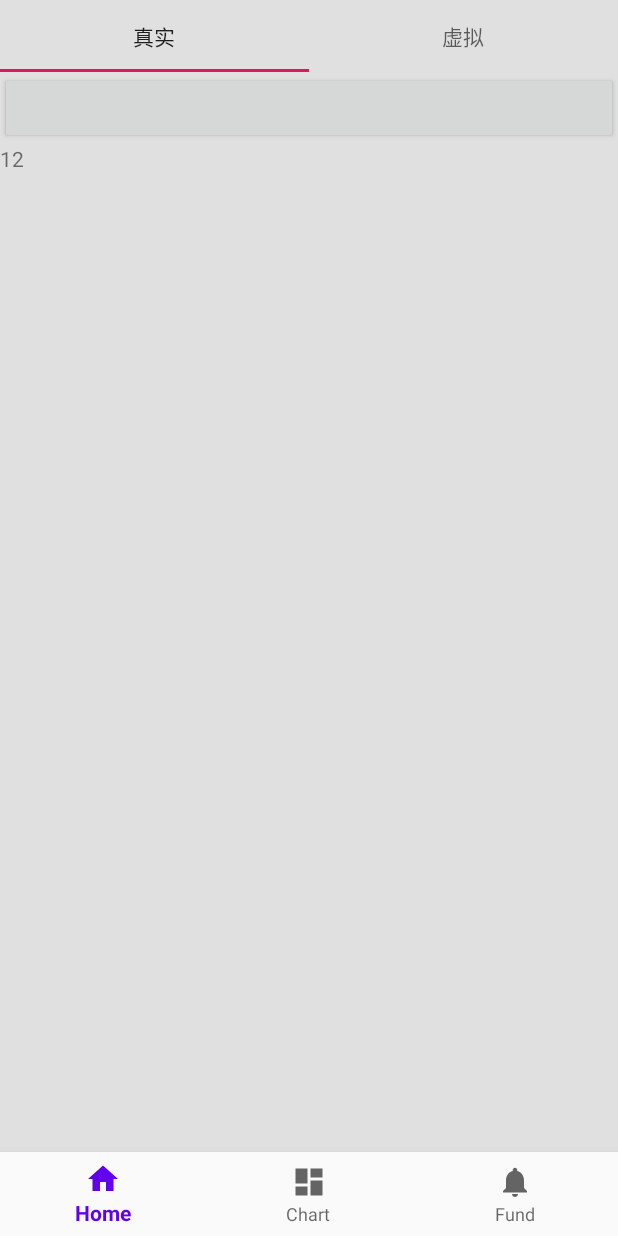
After one commit to w-mj/DingDongZhangfang, an Android app: the fragment WalletFragment placed in its activity, on a phone screen of 412 x 824 dp. The commit adds this screen. Run offline under Robolectric (Android 15) with nearby library versions, the phone set to English and light mode, and no system bars; our stand-ins replace data binding; libraries missing offline, so code that uses them is left out: org.kodein.di; 3 statements that could not run were skipped.

Commit message:
wallet pager

```diff
--- a/app/src/main/AndroidManifest.xml
+++ b/app/src/main/AndroidManifest.xml
@@ -13,7 +13,7 @@
             android:roundIcon="@mipmap/ic_launcher_round"
             android:supportsRtl="true"
             android:theme="@style/AppTheme">
-        <activity android:name=".views.AddAccountActivity">
+        <activity android:name=".views.AddAccountActivity" android:theme="@style/AppTheme.NoActionBar">
         </activity>
         <activity android:name=".WMJActivity">
         </activity>
--- /dev/null
+++ b/app/src/main/java/com/dingdonginc/zhangfang/layoutservice/WalletViewPagerAdapter.kt
@@ -0,0 +1,59 @@
+package com.dingdonginc.zhangfang.layoutservice
+
+import android.view.LayoutInflater
+import android.view.View
+import android.view.ViewGroup
+import androidx.databinding.DataBindingUtil
+import androidx.databinding.ViewDataBinding
+import androidx.lifecycle.ViewModel
+import androidx.viewpager.widget.PagerAdapter
+import java.lang.Exception
+
+class WalletViewPagerAdapter(
+    private val mList: List<ViewModel>,
+    private val varId: Int,
+    private val layoutId: Int,
+    private val layoutInflater: LayoutInflater
+): PagerAdapter() {
+    /**
+     * Return the number of views available.
+     */
+    override fun getCount(): Int {
+        return mList.size
+    }
+
+    /**
+     * Determines whether a page View is associated with a specific key object
+     * as returned by [.instantiateItem]. This method is
+     * required for a PagerAdapter to function properly.
+     *
+     * @param view Page View to check for association with `object`
+     * @param object Object to check for association with `view`
+     * @return true if `view` is associated with the key object `object`
+     */
+    override fun isViewFromObject(view: View, `object`: Any): Boolean {
+        val binding : ViewDataBinding = `object` as ViewDataBinding
+        return view == binding.root
+    }
+
+    override fun getPageTitle(position: Int): CharSequence? {
+        return when (position) {
+            0 -> "真实"
+            1 -> "虚拟"
+            else -> {
+                throw Exception("position must be 1 or 0")
+            }
+        }
+    }
+
+    override fun instantiateItem(container: ViewGroup, position: Int): Any {
+        val binding: ViewDataBinding = DataBindingUtil.inflate(layoutInflater, layoutId, container, true)
+        binding.setVariable(varId, mList[position])
+        return binding
+    }
+
+    override fun destroyItem(container: ViewGroup, position: Int, `object`: Any) {
+        val binding : ViewDataBinding = `object` as ViewDataBinding
+        container.removeView(binding.root)
+    }
+}
--- /dev/null
+++ b/app/src/main/java/com/dingdonginc/zhangfang/viewmodels/WalletViewModel.kt
@@ -0,0 +1,17 @@
+package com.dingdonginc.zhangfang.viewmodels
+
+import android.view.View
+import androidx.databinding.ObservableField
+import androidx.lifecycle.ViewModel;
+
+class WalletViewModel : ViewModel() {
+    val text = ObservableField<String>()
+
+    init {
+        text.set("12")
+    }
+
+    fun update(view: View) {
+        text.set(text.get() + "3")
+    }
+}
--- a/app/src/main/java/com/dingdonginc/zhangfang/views/AddAccountFragment.kt
+++ b/app/src/main/java/com/dingdonginc/zhangfang/views/AddAccountFragment.kt
@@ -16,6 +16,9 @@ import com.wdullaer.materialdatetimepicker.date.DatePickerDialog
 import com.wdullaer.materialdatetimepicker.time.TimePickerDialog
 
 class AddAccountFragment : Fragment() {
+    init {
+        Log.i("AddAccountFragment", "init")
+    }
 
     companion object {
         fun newInstance() = AddAccountFragment()
@@ -28,6 +31,8 @@ class AddAccountFragment : Fragment() {
         inflater: LayoutInflater, container: ViewGroup?,
         savedInstanceState: Bundle?
     ): View? {
+        Log.i("AddAccountFragment", "onCreateView")
+
         binding = DataBindingUtil.inflate(inflater, R.layout.add_account_fragment, container, false)
         viewModel = ViewModelProviders.of(this).get(AddAccountViewModel::class.java)
         binding.vm = viewModel
@@ -56,6 +61,7 @@ class AddAccountFragment : Fragment() {
 
     override fun onActivityCreated(savedInstanceState: Bundle?) {
         super.onActivityCreated(savedInstanceState)
+        Log.i("AddAccountFragment", "onActivityCreated")
         val datetimeButton = view!!.findViewById<Button>(R.id.digital_datetime)
         datetimeButton.setOnClickListener {
             val datePicker = DatePickerDialog.newInstance(OnDatePickerCallBack())
--- /dev/null
+++ b/app/src/main/java/com/dingdonginc/zhangfang/views/WalletFragment.kt
@@ -0,0 +1,54 @@
+package com.dingdonginc.zhangfang.views
+
+import androidx.lifecycle.ViewModelProviders
+import android.os.Bundle
+import androidx.fragment.app.Fragment
+import android.view.LayoutInflater
+import android.view.View
+import android.view.ViewGroup
+import androidx.databinding.DataBindingUtil
+import androidx.viewpager.widget.ViewPager
+import com.dingdonginc.zhangfang.BR
+
+import com.dingdonginc.zhangfang.R
+import com.dingdonginc.zhangfang.databinding.WalletFragmentBinding
+import com.dingdonginc.zhangfang.layoutservice.WalletViewPagerAdapter
+import com.dingdonginc.zhangfang.viewmodels.WalletViewModel
+import com.google.android.material.tabs.TabLayout
+
+class WalletFragment : Fragment() {
+
+
+    companion object {
+        fun newInstance() = WalletFragment()
+    }
+
+//    private lateinit var viewModel: WalletViewModel
+
+    override fun onCreateView(
+        inflater: LayoutInflater, container: ViewGroup?,
+        savedInstanceState: Bundle?
+    ): View? {
+        return inflater.inflate(R.layout.wallet_fragment, container, false)
+//        binding = DataBindingUtil.inflate(inflater, R.layout.wallet_fragment, container, false)
+//        return binding.root
+    }
+
+    override fun onActivityCreated(savedInstanceState: Bundle?) {
+        super.onActivityCreated(savedInstanceState)
+//        viewModel = ViewModelProviders.of(this).get(WalletViewModel::class.java)
+
+        val pager = view!!.findViewById<ViewPager>(R.id.wallet_pager)
+        val lst = ArrayList<WalletViewModel>()
+//        lst.add(ViewModelProviders.of(this).get(WalletViewModel::class.java))
+//        lst.add(ViewModelProviders.of(this).get(WalletViewModel::class.java))
+        lst.add(WalletViewModel())
+        lst.add(WalletViewModel())
+        val adapter = WalletViewPagerAdapter(lst, BR.vm, R.layout.wallet_list_layout, layoutInflater)
+        pager.adapter = adapter
+
+        val tab = view!!.findViewById<TabLayout>(R.id.wallet_tab)
+        tab.setupWithViewPager(pager)
+    }
+
+}
--- /dev/null
+++ b/app/src/main/res/layout/wallet_fragment.xml
@@ -0,0 +1,29 @@
+<?xml version="1.0" encoding="utf-8"?>
+<layout xmlns:app="http://schemas.android.com/apk/res-auto">
+    <data>
+        <variable name="vm" type="com.dingdonginc.zhangfang.viewmodels.WalletViewModel"/>
+    </data>
+    <FrameLayout
+            xmlns:android="http://schemas.android.com/apk/res/android"
+            xmlns:tools="http://schemas.android.com/tools"
+            android:layout_width="match_parent"
+            android:layout_height="match_parent"
+            tools:context=".views.WalletFragment">
+
+        <androidx.viewpager.widget.ViewPager
+                xmlns:android="http://schemas.android.com/apk/res/android"
+                android:id="@+id/wallet_pager"
+                android:layout_width="match_parent"
+                android:layout_height="match_parent"
+        >
+
+            <com.google.android.material.tabs.TabLayout
+                    android:id="@+id/wallet_tab"
+                    android:layout_width="match_parent"
+                    android:layout_height="wrap_content" />
+
+        </androidx.viewpager.widget.ViewPager>
+
+
+    </FrameLayout>
+</layout>
--- /dev/null
+++ b/app/src/main/res/layout/wallet_list_layout.xml
@@ -0,0 +1,20 @@
+<?xml version="1.0" encoding="utf-8"?>
+<layout>
+    <data>
+        <variable name="vm" type="com.dingdonginc.zhangfang.viewmodels.WalletViewModel"/>
+    </data>
+    <LinearLayout xmlns:android="http://schemas.android.com/apk/res/android"
+                  android:orientation="vertical"
+                  android:layout_width="match_parent"
+                  android:layout_height="match_parent">
+        <Button
+                android:layout_width="match_parent"
+                android:layout_height="wrap_content"
+                android:onClick="@{vm::update}"
+        />
+        <TextView android:layout_width="wrap_content"
+                  android:layout_height="wrap_content"
+                  android:text="@{vm.text}"/>
+
+    </LinearLayout>
+</layout>
```
Also changed, not shown: app/src/main/java/com/dingdonginc/zhangfang/views/MainActivity.kt (+9 -16 lines), app/src/main/res/menu/wallet_menu.xml (added, +12 -0 lines).
